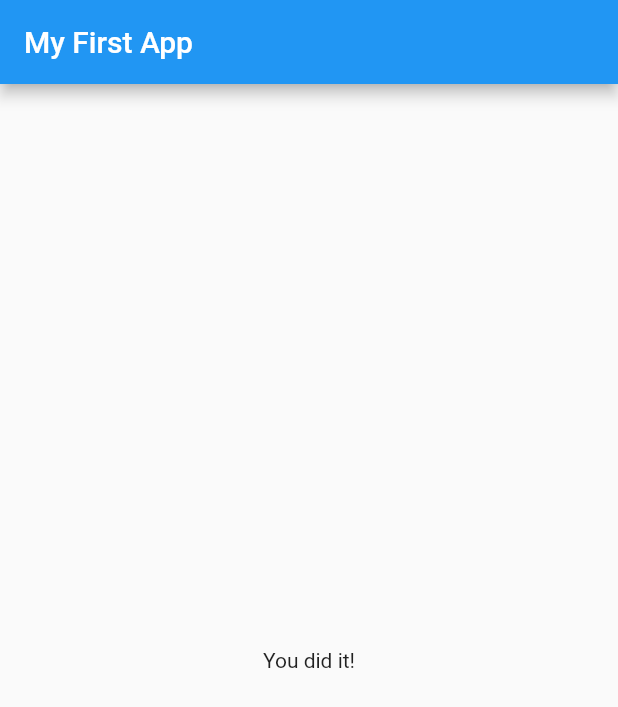
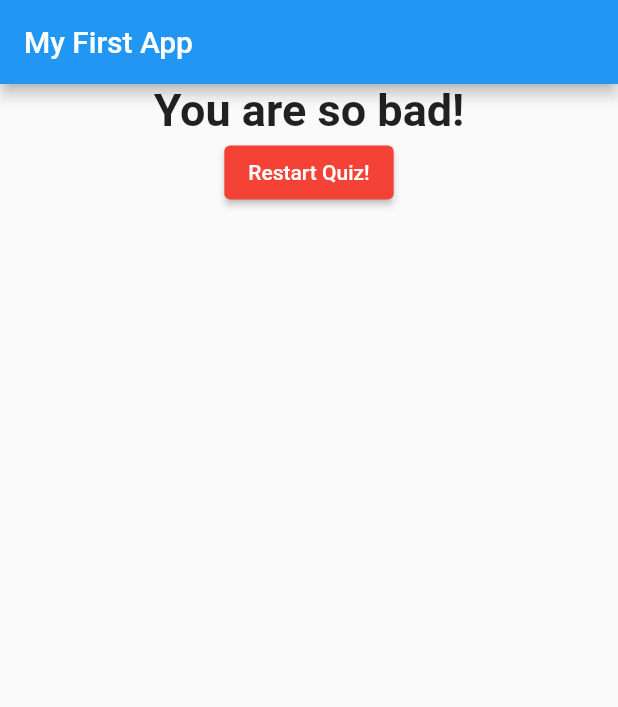
Before and after one commit to imGtheCoder/flutter-udemy-course, a Flutter app: the screen it shows after launch, after a tap on "Black", after a tap on "Snake", after a tap on "Greedy", on a phone screen of 412 x 824 dp. Shown: the top 707 px of the screen. Run offline on Flutter 3.47's test engine with Material 2 defaults, Android fonts, the phone set to English and light mode, and no system bars.

Commit message:
Adding a result + final touches!

```diff
--- a/lib/main.dart
+++ b/lib/main.dart
@@ -14,21 +14,45 @@ class _MyAppState extends State<MyApp> {
   final _questions = const [
     {
       'questionText': 'What\'s your favourite color?',
-      'answers': ['Black', 'Red', 'Green', "White"],
+      'answers': [
+        {'text': 'Black', 'score': 10},
+        {'text': 'Red', 'score': 5},
+        {'text': 'Green', 'score': 3},
+        {'text': 'White', 'score': 1}
+      ],
     },
     {
       'questionText': 'What\'s your favourite animal?',
-      'answers': ['Rabbit', 'Snake', 'Elephant', "Lion"],
+      'answers': [
+        {'text': 'Rabbit', 'score': 3},
+        {'text': 'Snake', 'score': 11},
+        {'text': 'Elephant', 'score': 5},
+        {'text': 'Lion', 'score': 9}
+      ],
     },
     {
       'questionText': 'Who\'s your favourite instructor?',
-      'answers': ['Max', 'Allan', 'Greedy', "Tom"],
+      'answers': [
+        {'text': 'Max', 'score': 10},
+        {'text': 'Allan', 'score': 7},
+        {'text': 'Greedy', 'score': 3},
+        {'text': 'Tom', 'score': 5}
+      ],
     },
   ];
 
   var _questionIndex = 0;
+  var _totalScore = 0;
 
-  void _answerQuestion() {
+  void _resetQuiz() {
+    setState(() {
+      _questionIndex = 0;
+      _totalScore = 0;
+    });
+  }
+
+  void _answerQuestion(int score) {
+    _totalScore += score;
     setState(() {
       _questionIndex = _questionIndex + 1;
     });
@@ -47,7 +71,7 @@ class _MyAppState extends State<MyApp> {
                 questions: _questions,
                 questionIndex: _questionIndex,
               )
-            : Result(),
+            : Result(_totalScore, _resetQuiz),
       ),
     );
   }
--- a/lib/quiz.dart
+++ b/lib/quiz.dart
@@ -5,7 +5,7 @@ import './answer.dart';
 class Quiz extends StatelessWidget {
   final List<Map<String, Object>> questions;
   final int questionIndex;
-  final VoidCallback answerQuestion;
+  final Function answerQuestion;
 
   Quiz(
       {@required this.questions,
@@ -19,8 +19,10 @@ class Quiz extends StatelessWidget {
         Question(
           questions[questionIndex]['questionText'] as String,
         ),
-        ...(questions[questionIndex]['answers'] as List<String>).map((answer) {
-          return Answer(answerQuestion, answer);
+        ...(questions[questionIndex]['answers'] as List<Map<String, Object>>)
+            .map((answer) {
+          return Answer(
+              () => answerQuestion(answer['score']), answer['text'] as String);
         }).toList(),
       ],
     );
--- a/lib/result.dart
+++ b/lib/result.dart
@@ -1,12 +1,47 @@
 import 'package:flutter/material.dart';
 
 class Result extends StatelessWidget {
-  const Result({Key key}) : super(key: key);
+  final int resultScore;
+  final VoidCallback resetHandler;
+
+  Result(this.resultScore, this.resetHandler);
+
+  String get resultPhrase {
+    String resultText;
+    if (resultScore <= 8) {
+      resultText = 'You are awesome and innocent!';
+    } else if (resultScore <= 12) {
+      resultText = 'You are pretty likeable!';
+    } else if (resultScore <= 16) {
+      resultText = 'You are ... strange?!';
+    } else {
+      resultText = 'You are so bad!';
+    }
+    return resultText;
+  }
 
   @override
   Widget build(BuildContext context) {
     return Center(
-      child: Text('You did it!'),
+      child: Column(
+        children: [
+          Text(
+            resultPhrase,
+            style: TextStyle(fontSize: 30, fontWeight: FontWeight.bold),
+            textAlign: TextAlign.center,
+          ),
+          ElevatedButton(
+            onPressed: resetHandler,
+            child: const Text(
+              'Restart Quiz!',
+            ),
+            style: ButtonStyle(
+              backgroundColor: MaterialStateProperty.all(Colors.red),
+              foregroundColor: MaterialStateProperty.all(Colors.white),
+            ),
+          )
+        ],
+      ),
     );
   }
 }
```
